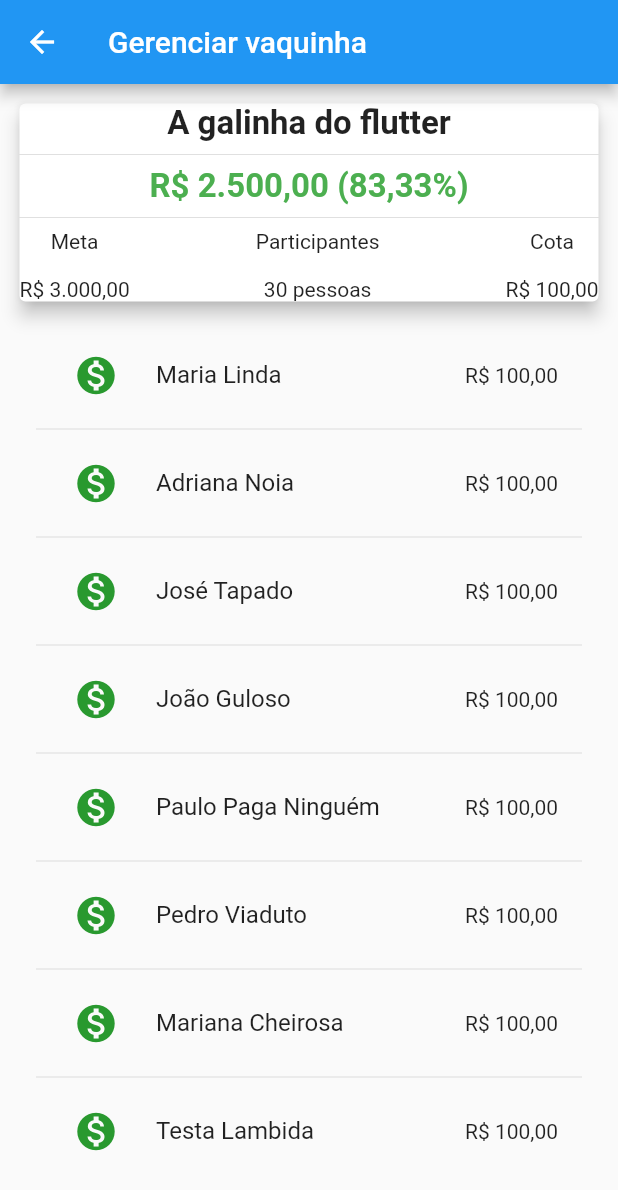
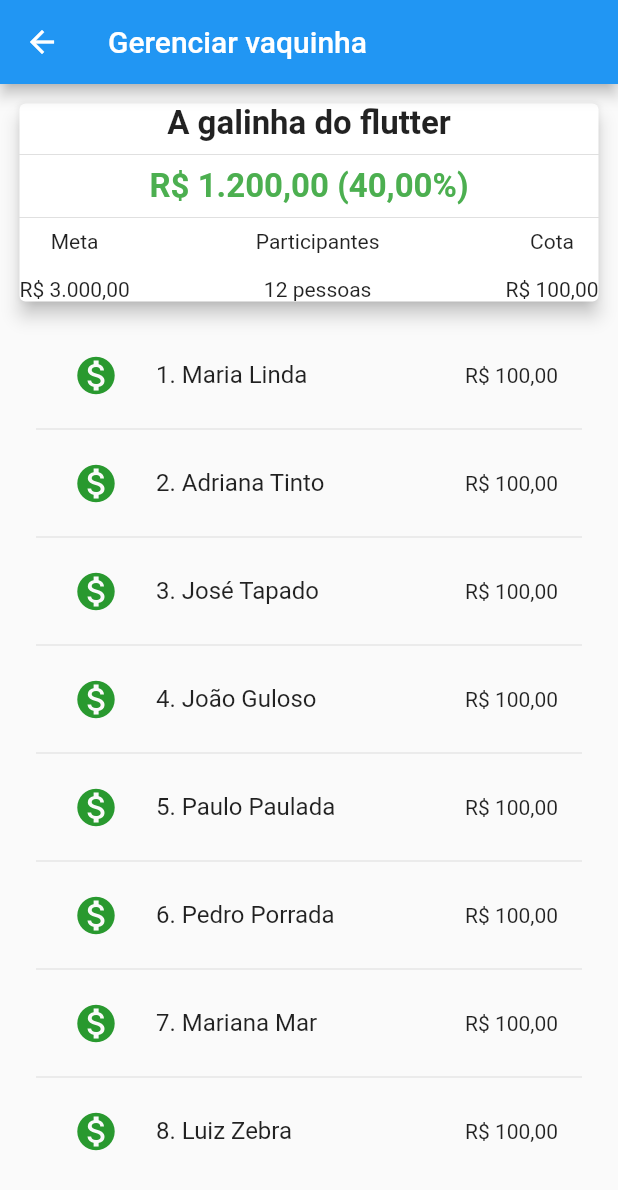
Before and after one commit to Akira-Ssan/JunTos, a Flutter app: the GerenciarView screen opened by its route, on a phone screen of 412 x 824 dp. Shown: the top 1190 px of the screen. Run offline on Flutter 3.47's test engine with Material 2 defaults, Android fonts, the phone set to English and light mode, and no system bars; our stand-ins replace device_preview.

Commit message:
alterações nos nomes da lista participantes

```diff
--- a/projeto_jenice_pay_list/lib/repository/participantes_repo.dart
+++ b/projeto_jenice_pay_list/lib/repository/participantes_repo.dart
@@ -3,16 +3,16 @@ import 'package:projeto_jenice_pay_list/models/participante_model.dart';
 class PessoaRepo {
   static List<Pessoa> tabela = [
     Pessoa(nome: 'Maria Linda'),
-    Pessoa(nome: 'Adriana Noia'),
+    Pessoa(nome: 'Adriana Tinto'),
     Pessoa(nome: 'José Tapado'),
     Pessoa(nome: 'João Guloso'),
-    Pessoa(nome: 'Paulo Paga Ninguém'),
-    Pessoa(nome: 'Pedro Viaduto'),
-    Pessoa(nome: 'Mariana Cheirosa'),
-    Pessoa(nome: 'Testa Lambida'),
-    Pessoa(nome: 'Madruga'),
-    Pessoa(nome: 'Ghuilherme'),
-    Pessoa(nome: 'Izabela'),
-    Pessoa(nome: 'Gabriel'),
+    Pessoa(nome: 'Paulo Paulada'),
+    Pessoa(nome: 'Pedro Porrada'),
+    Pessoa(nome: 'Mariana Mar'),
+    Pessoa(nome: 'Luiz Zebra'),
+    Pessoa(nome: 'Emeci Donaite'),
+    Pessoa(nome: 'Ghuilherme Etal'),
+    Pessoa(nome: 'Izabela Arisca'),
+    Pessoa(nome: 'Andréia Ata'),
   ];
 }
--- a/projeto_jenice_pay_list/lib/view/custom_widgets_view/card_gerencia.dart
+++ b/projeto_jenice_pay_list/lib/view/custom_widgets_view/card_gerencia.dart
@@ -26,7 +26,7 @@ class _CardGerenciaState extends State<CardGerencia> {
                   ),
                   Divider(),
                   Text(
-                    'R\$ 2.500,00 (83,33%)',
+                    'R\$ 1.200,00 (40,00%)',
                     style: TextStyle(
                         fontSize: 22,
                         color: Colors.green,
@@ -57,7 +57,7 @@ class _CardGerenciaState extends State<CardGerencia> {
                         children: [
                           Text('Participantes'),
                           Divider(),
-                          Text('30 pessoas')
+                          Text('12 pessoas')
                         ],
                       ),
                       Column(
--- a/projeto_jenice_pay_list/lib/view/gerenciar_compra_coletiva_view.dart
+++ b/projeto_jenice_pay_list/lib/view/gerenciar_compra_coletiva_view.dart
@@ -47,7 +47,7 @@ class _GerenciarViewState extends State<GerenciarView> {
                               context, 'GerenciarInserirPagamento');
                         }),
 
-                    title: Text(tabela[index].nome),
+                    title: Text('${index + 1}. ${tabela[index].nome}'),
                     // ignore: prefer_const_constructors
                     trailing: Text('R\$ 100,00'),
                   );
```
